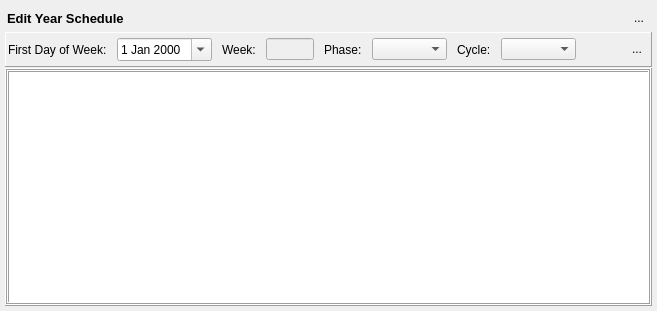
First picture: the form in dialog_addweek.ui, repository Tria-Andy/WorkoutEditor, before the edit.
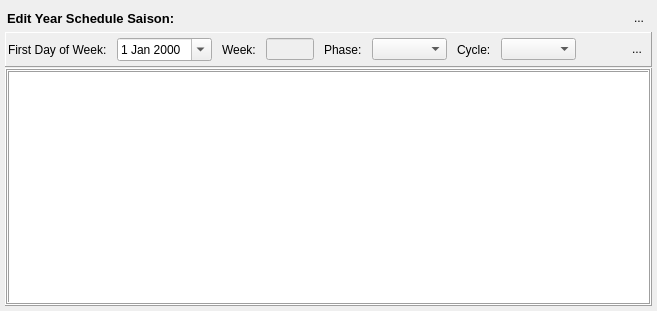
Second picture: the form after the edit. Icons and pictures are not drawn.

Commit message:
Add Saison Class
Ability to add more than one saisons with contests

What changed in the file:
```diff
--- a/dialog_addweek.ui
+++ b/dialog_addweek.ui
@@ -94,7 +94,7 @@
          </font>
         </property>
         <property name="text">
-         <string>Edit Year Schedule</string>
+         <string>Edit Year Schedule Saison:</string>
         </property>
        </widget>
       </item>
```
Left out of the diff: 2 changed lines with no effect on the pictures. The commit also changes 11 other files.
